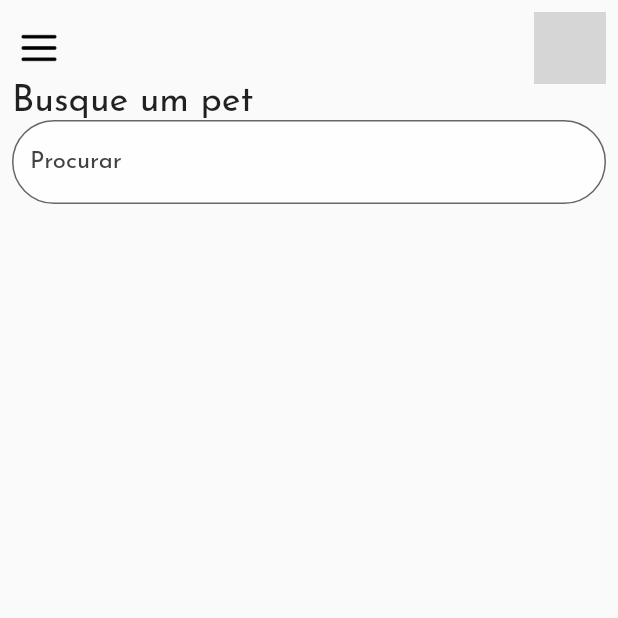
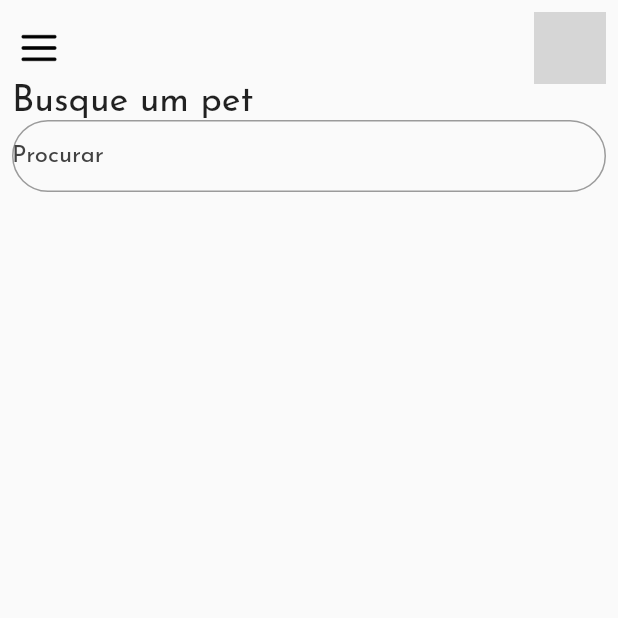
Before and after one commit to renankanu/app_kapets, a Flutter app: the screen it shows after launch, on a phone screen of 412 x 824 dp, the top half of it. Run offline on Flutter 3.47's test engine with Material 2 defaults, Android fonts, the phone set to English and light mode, and no system bars; our stand-ins replace flutter_modular, flutter_svg, google_fonts; network calls fail; grey boxes are pictures that could not be loaded.

Commit message:
Feature - create style fort search

```diff
--- a/lib/app/modules/home/home_page.dart
+++ b/lib/app/modules/home/home_page.dart
@@ -40,12 +40,12 @@ class _HomePageState extends State<HomePage> {
               ),
               TextField(
                 decoration: InputDecoration(
+                    contentPadding: EdgeInsets.all(0),
                     border: OutlineInputBorder(
                       borderRadius: const BorderRadius.all(
                         const Radius.circular(30.0),
                       ),
                     ),
-                    filled: true,
                     hintStyle: TextStyle(color: Colors.grey[800]),
                     hintText: "Procurar",
                     fillColor: Colors.white70),
--- a/lib/utils/custom_colors.dart
+++ b/lib/utils/custom_colors.dart
@@ -3,4 +3,5 @@ import 'package:flutter/material.dart';
 class CustomColors {
   static final revolver = Color(0xFF33193F);
   static final rajah = Color(0xFFF5BA63);
+  static final wildSand = Color(0xFFF6F6F6);
 }
```
